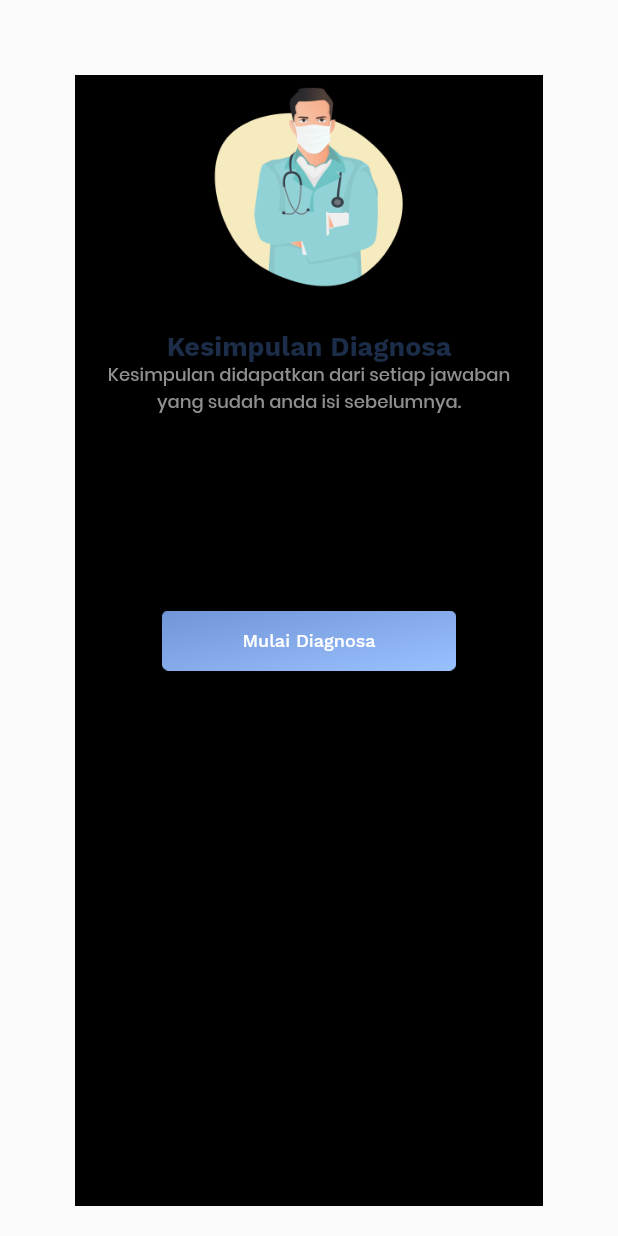
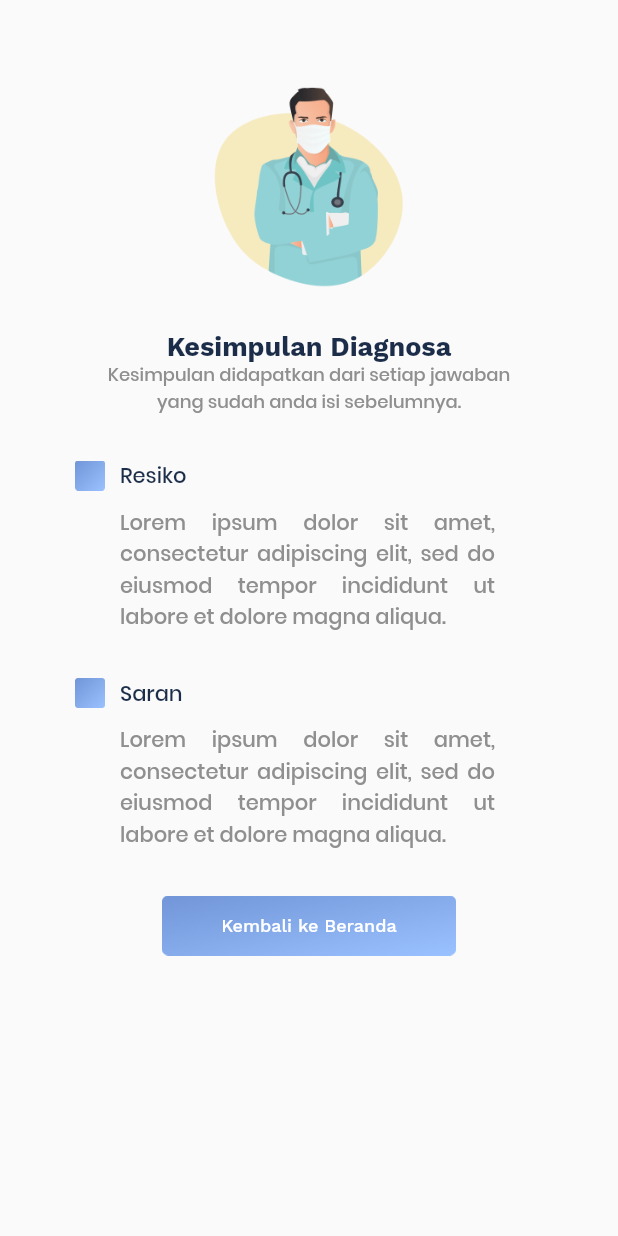
Before and after one commit to geofany/covid_19, a Flutter app: the kesimpulanDiagnosa screen opened directly, on a phone screen of 412 x 824 dp. Run offline on Flutter 3.47's test engine with Material 2 defaults, Android fonts, the phone set to English and light mode, and no system bars; our stand-ins replace carousel_pro.

Commit message:
kesimpulan Diagnosa

```diff
--- a/lib/kesimpulanDiagnosa.dart
+++ b/lib/kesimpulanDiagnosa.dart
@@ -1,3 +1,5 @@
+import 'package:covid_19/diagnosa.dart';
+import 'package:covid_19/main.dart';
 import 'package:flutter/material.dart';
 
 class kesimpulanDiagnosa extends StatefulWidget {
@@ -9,13 +11,17 @@ class _kesimpulanDiagnosaState extends State<kesimpulanDiagnosa> {
   @override
   Widget build(BuildContext context) {
     return Scaffold(
-      body: Center(
+      body: ListView(
+        children: <Widget>[
+          Center(
             child: Container(
-          color: Colors.black,
               margin: EdgeInsets.fromLTRB(50, 50, 50, 20),
               child: Column(
                 children: <Widget>[
-              Image.asset("images/doctor.png", width: 150,),
+                  Image.asset(
+                    "images/doctor.png",
+                    width: 150,
+                  ),
                   SizedBox(
                     height: 20,
                   ),
@@ -41,17 +47,95 @@ class _kesimpulanDiagnosaState extends State<kesimpulanDiagnosa> {
                         fontFamily: "Poppins",
                         fontSize: 12),
                   ),
-              SizedBox(height: 30,),
+                  SizedBox(
+                    height: 30,
+                  ),
                   Row(
-
+                    mainAxisAlignment: MainAxisAlignment.start,
+                    crossAxisAlignment: CrossAxisAlignment.start,
+                    children: <Widget>[
+                      Image.asset(
+                        "images/box.png",
+                        width: 20,
+                      ),
+                      Column(
+                        crossAxisAlignment: CrossAxisAlignment.start,
+                        children: <Widget>[
+                          Container(
+                            margin: EdgeInsets.only(left: 10),
+                            child: Text(
+                              "Resiko",
+                              style: TextStyle(
+                                  color: Color(0xff1B2D49),
+                                  fontFamily: "Poppins",
+                                  fontSize: 14,
+                                  fontWeight: FontWeight.w500),
+                            ),
+                          ),
+                          Container(
+                            margin: EdgeInsets.only(left: 10, top: 10),
+                            width: 250,
+                            child: Text(
+                              "Lorem ipsum dolor sit amet, consectetur adipiscing elit, sed do eiusmod tempor incididunt ut labore et dolore magna aliqua.",
+                              style: TextStyle(
+                                  color: Color(0xff8F8F8F),
+                                  fontFamily: "Poppins",
+                                  fontSize: 14,
+                                  fontWeight: FontWeight.w500),
+                              textAlign: TextAlign.justify,
+                            ),
+                          ),
+                        ],
+                      )
+                    ],
                   ),
                   SizedBox(
-                height: 100,
+                    height: 30,
                   ),
+                  Row(
+                    mainAxisAlignment: MainAxisAlignment.start,
+                    crossAxisAlignment: CrossAxisAlignment.start,
+                    children: <Widget>[
+                      Image.asset(
+                        "images/box.png",
+                        width: 20,
+                      ),
+                      Column(
+                        crossAxisAlignment: CrossAxisAlignment.start,
+                        children: <Widget>[
+                          Container(
+                            margin: EdgeInsets.only(left: 10),
+                            child: Text(
+                              "Saran",
+                              style: TextStyle(
+                                  color: Color(0xff1B2D49),
+                                  fontFamily: "Poppins",
+                                  fontSize: 14,
+                                  fontWeight: FontWeight.w500),
+                            ),
+                          ),
+                          Container(
+                            margin: EdgeInsets.only(left: 10, top: 10),
+                            width: 250,
+                            child: Text(
+                              "Lorem ipsum dolor sit amet, consectetur adipiscing elit, sed do eiusmod tempor incididunt ut labore et dolore magna aliqua.",
+                              style: TextStyle(
+                                  color: Color(0xff8F8F8F),
+                                  fontFamily: "Poppins",
+                                  fontSize: 14,
+                                  fontWeight: FontWeight.w500),
+                              textAlign: TextAlign.justify,
+                            ),
+                          ),
+                        ],
+                      )
+                    ],
+                  ),
+                  SizedBox(height: 30),
                   InkWell(
                     onTap: () {
-                  // Navigator.push(context,
-                  //     MaterialPageRoute(builder: (context) => pertanyaan1()));
+                      Navigator.push(context,
+                          MaterialPageRoute(builder: (context) => MyApp()));
                     },
                     child: Container(
                       height: 40,
@@ -63,7 +147,7 @@ class _kesimpulanDiagnosaState extends State<kesimpulanDiagnosa> {
                         mainAxisAlignment: MainAxisAlignment.center,
                         children: <Widget>[
                           Text(
-                        "Mulai Diagnosa",
+                            "Kembali ke Beranda",
                             style: TextStyle(
                                 color: Colors.white,
                                 fontFamily: 'WorkSans',
@@ -78,6 +162,8 @@ class _kesimpulanDiagnosaState extends State<kesimpulanDiagnosa> {
               ),
             ),
           ),
+        ],
+      ),
     );
   }
 }
--- a/pubspec.yaml
+++ b/pubspec.yaml
@@ -72,6 +72,7 @@ flutter:
    - images/bg.jpg
    - images/phone.png
    - images/button.png
+   - images/box.png
 
   # An image asset can refer to one or more resolution-specific "variants", see
   # https://flutter.dev/assets-and-images/#resolution-aware.
```
Also changed, not shown: images/box.png (added). Lines whose indentation alone changed are shown as unchanged.
